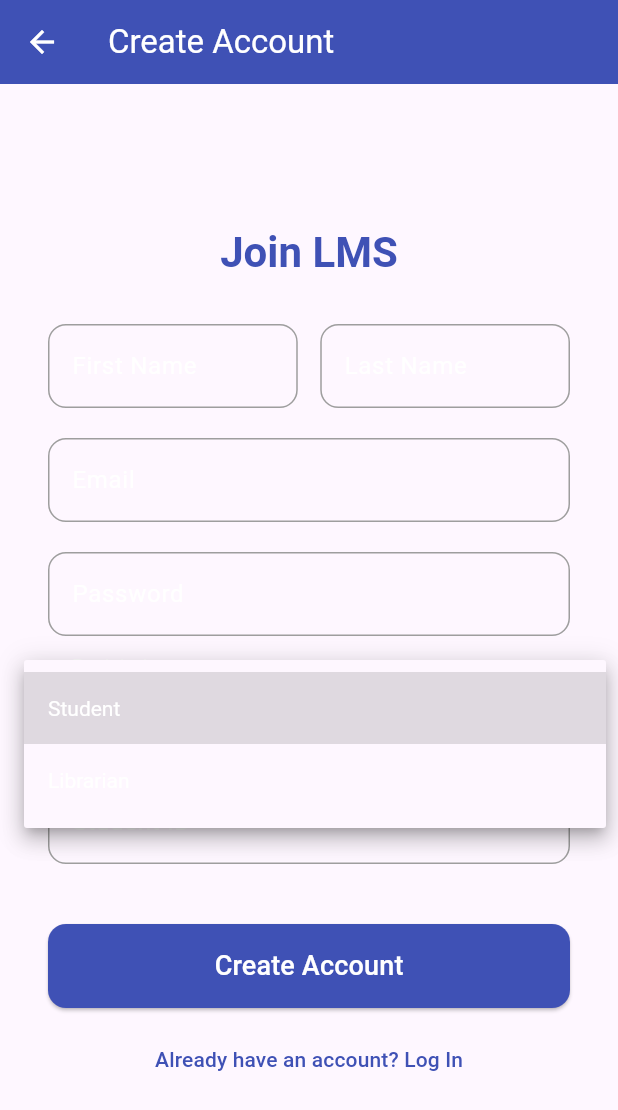
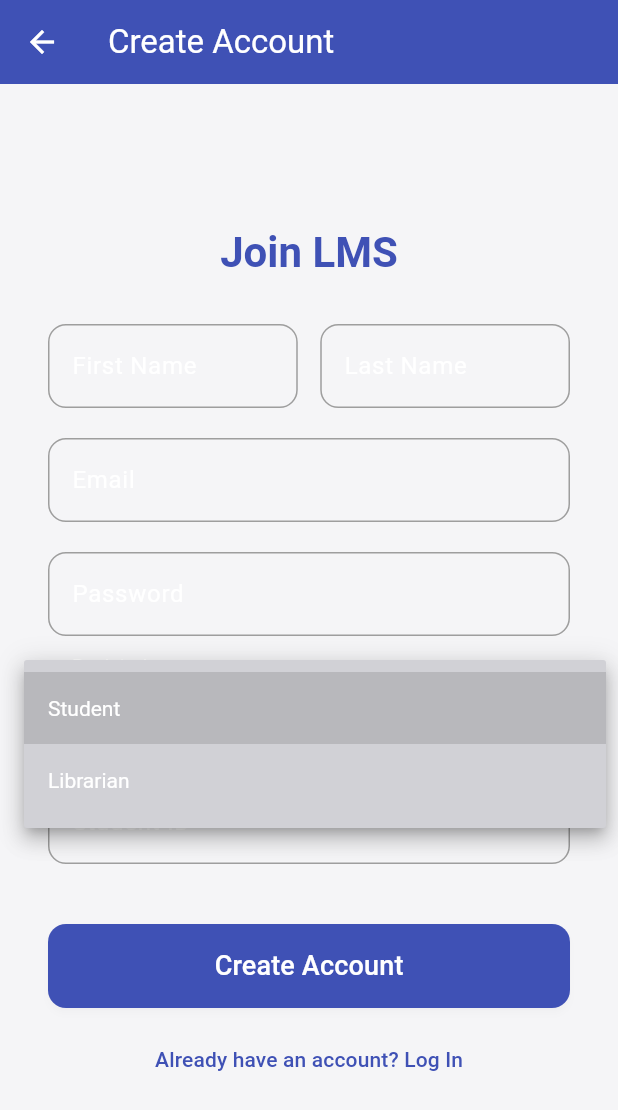
Before and after one commit to dilnoza471/chapter, a Flutter app: the SignUpScreen screen opened directly with empty values, after a tap on "Student", on a phone screen of 412 x 824 dp. Shown: the top 1110 px of the screen. Run offline on Flutter 3.47's test engine with Material 3 defaults, Android fonts, the phone set to English and light mode, and no system bars; our stand-ins replace flutter_local_notifications, shared_preferences, timezone; accounts and stored records are empty; network calls fail.

Commit message:
return app_theme to its original:

```diff
--- a/frontend/lib/theme/app_theme.dart
+++ b/frontend/lib/theme/app_theme.dart
@@ -1,70 +1,61 @@
 import 'package:flutter/material.dart';
 
 class AppTheme {
-  static ThemeData lightTheme = ThemeData(
-    useMaterial3: true,
+  // Apple Glassy Light Theme
+  static final ThemeData lightTheme = ThemeData(
     brightness: Brightness.light,
+    primaryColor: const Color(0xFFF5F5F7),
+    scaffoldBackgroundColor: const Color(0xFFF5F5F7),
+    colorScheme: const ColorScheme.light(
+      primary: Color(0xFFF5F5F7),
+      secondary: Color.fromRGBO(255, 255, 255, 0.6),
+      tertiary: Color(0xFF1C1C1E),
+      surface: Color(0xFFD1D1D6),
+      onPrimary: Color(0xFF1C1C1E),
+      onSecondary: Color(0xFF1C1C1E),
+      onSurface: Color(0xFF1C1C1E),
+    ),
+    textTheme: const TextTheme(
+      bodyLarge: TextStyle(color: Color(0xFF1C1C1E)),
+      bodyMedium: TextStyle(color: Color(0xFF1C1C1E)),
+    ),
+    elevatedButtonTheme: ElevatedButtonThemeData(
+      style: ElevatedButton.styleFrom(
+        backgroundColor: const Color(0xFF007AFF),
+        foregroundColor: Colors.white,
+        shape: RoundedRectangleBorder(
+          borderRadius: BorderRadius.circular(16),
+        ),
+        elevation: 2,
+        shadowColor: Colors.black.withOpacity(0.1),
+      ),
+    ),
+  );
+
+  // Apple Glassy Dark Theme
+  static final ThemeData darkTheme = ThemeData(
+    brightness: Brightness.dark,
+    primaryColor: const Color(0xFF1C1C1E),
+    scaffoldBackgroundColor: const Color(0xFF1C1C1E),
+    colorScheme: const ColorScheme.dark(
+      primary: Color(0xFF1C1C1E),
+      secondary: Color.fromRGBO(28, 28, 30, 0.6),
+      tertiary: Color(0xFFF5F5F7),
+      surface: Color(0xFF3A3A3C),
+      onPrimary: Color(0xFFF5F5F7),
+      onSecondary: Color(0xFFF5F5F7),
+      onSurface: Color(0xFFF5F5F7),
+    ),
+    elevatedButtonTheme: ElevatedButtonThemeData(
+      style: ElevatedButton.styleFrom(
+        backgroundColor: const Color(0xFF0A84FF),
+        foregroundColor: Colors.white,
+        shape: RoundedRectangleBorder(
+          borderRadius: BorderRadius.circular(16),
+        ),
+        elevation: 2,
+        shadowColor: Colors.black.withOpacity(0.3),
+      ),
+    ),
   );
 }
-
-// import 'package:flutter/material.dart';
-
-// class AppTheme {
-//   // Apple Glassy Light Theme
-//   static final ThemeData lightTheme = ThemeData(
-//     brightness: Brightness.light,
-//     primaryColor: const Color(0xFFF5F5F7),
-//     scaffoldBackgroundColor: const Color(0xFFF5F5F7),
-//     colorScheme: const ColorScheme.light(
-//       primary: Color(0xFFF5F5F7),
-//       secondary: Color.fromRGBO(255, 255, 255, 0.6),
-//       tertiary: Color(0xFF1C1C1E),
-//       surface: Color(0xFFD1D1D6),
-//       onPrimary: Color(0xFF1C1C1E),
-//       onSecondary: Color(0xFF1C1C1E),
-//       onSurface: Color(0xFF1C1C1E),
-//     ),
-//     textTheme: const TextTheme(
-//       bodyLarge: TextStyle(color: Color(0xFF1C1C1E)),
-//       bodyMedium: TextStyle(color: Color(0xFF1C1C1E)),
-//     ),
-//     elevatedButtonTheme: ElevatedButtonThemeData(
-//       style: ElevatedButton.styleFrom(
-//         backgroundColor: const Color(0xFF007AFF),
-//         foregroundColor: Colors.white,
-//         shape: RoundedRectangleBorder(
-//           borderRadius: BorderRadius.circular(16),
-//         ),
-//         elevation: 2,
-//         shadowColor: Colors.black.withOpacity(0.1),
-//       ),
-//     ),
-//   );
-
-//   // Apple Glassy Dark Theme
-//   static final ThemeData darkTheme = ThemeData(
-//     brightness: Brightness.dark,
-//     primaryColor: const Color(0xFF1C1C1E),
-//     scaffoldBackgroundColor: const Color(0xFF1C1C1E),
-//     colorScheme: const ColorScheme.dark(
-//       primary: Color(0xFF1C1C1E),
-//       secondary: Color.fromRGBO(28, 28, 30, 0.6),
-//       tertiary: Color(0xFFF5F5F7),
-//       surface: Color(0xFF3A3A3C),
-//       onPrimary: Color(0xFFF5F5F7),
-//       onSecondary: Color(0xFFF5F5F7),
-//       onSurface: Color(0xFFF5F5F7),
-//     ),
-//     elevatedButtonTheme: ElevatedButtonThemeData(
-//       style: ElevatedButton.styleFrom(
-//         backgroundColor: const Color(0xFF0A84FF),
-//         foregroundColor: Colors.white,
-//         shape: RoundedRectangleBorder(
-//           borderRadius: BorderRadius.circular(16),
-//         ),
-//         elevation: 2,
-//         shadowColor: Colors.black.withOpacity(0.3),
-//       ),
-//     ),
-//   );
-// }
```
